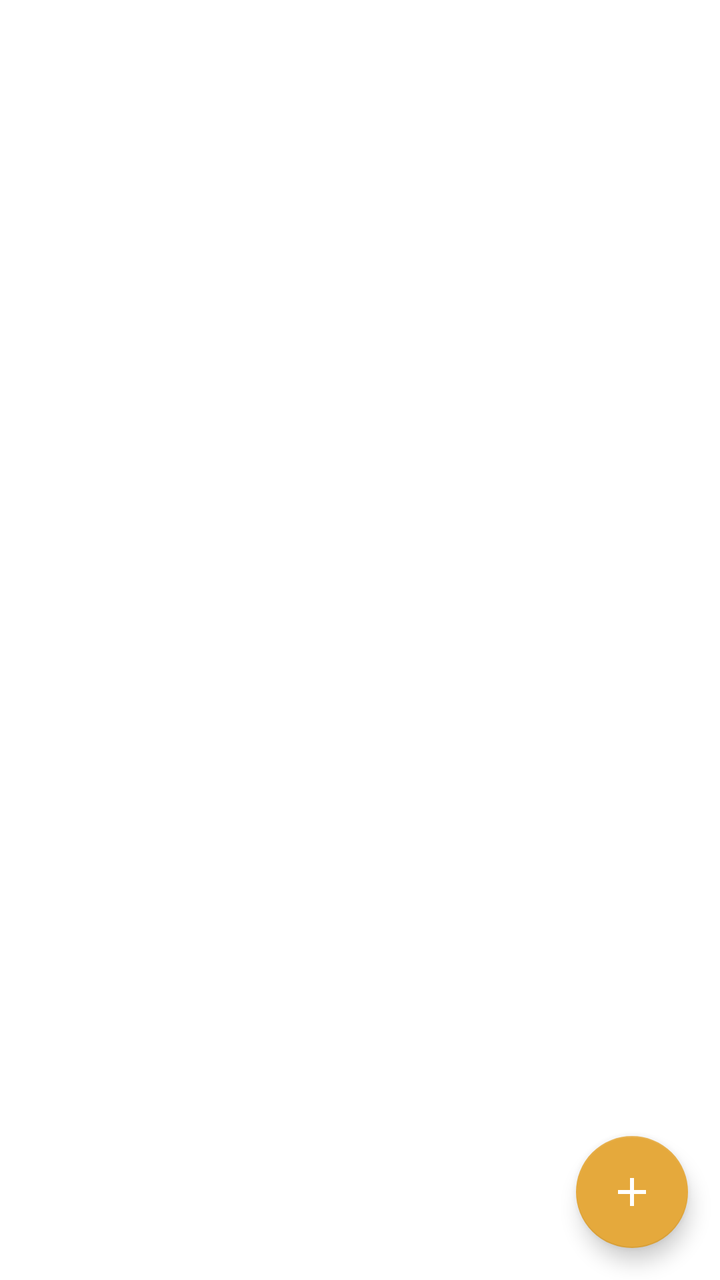
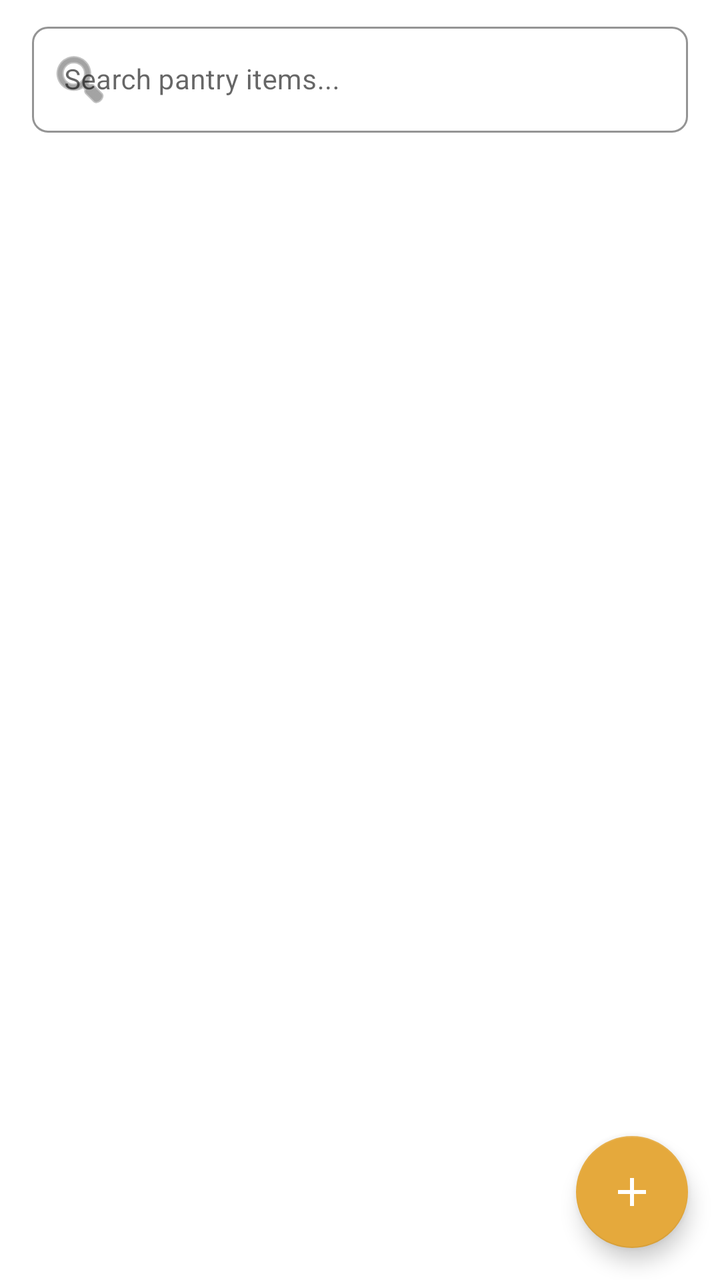

The first picture is an Android layout as it rendered before a commit; the second is the same layout after the commit. The layout source and the unified diff follow.
<!-- AndroidManifest.xml: application theme Theme.SmartPantryManager -->
<!-- res/layout/frag_stock_vw.xml -->
<?xml version="1.0" encoding="utf-8"?>
<androidx.constraintlayout.widget.ConstraintLayout xmlns:android="http://schemas.android.com/apk/res/android"
    xmlns:app="http://schemas.android.com/apk/res-auto"
    xmlns:tools="http://schemas.android.com/tools"
    android:layout_width="match_parent"
    android:layout_height="match_parent">

    <androidx.recyclerview.widget.RecyclerView
        android:id="@+id/rec_stock_lst"
        android:layout_width="match_parent"
        android:layout_height="match_parent"
        tools:listitem="@layout/cell_stock_item" />

    <LinearLayout
        android:id="@+id/lay_empty_notice"
        android:layout_width="0dp"
        android:layout_height="wrap_content"
        android:layout_marginHorizontal="32dp"
        android:gravity="center"
        android:orientation="vertical"
        android:visibility="gone"
        app:layout_constraintBottom_toBottomOf="parent"
        app:layout_constraintEnd_toEndOf="parent"
        app:layout_constraintStart_toStartOf="parent"
        app:layout_constraintTop_toTopOf="parent">

        <ImageView
            android:layout_width="150dp"
            android:layout_height="150dp"
            android:layout_marginBottom="12dp"
            android:contentDescription="@string/empty_pantry"
            android:src="@drawable/img_empty_pantry" />

        <TextView
            android:id="@+id/txt_empty_notice"
            android:layout_width="wrap_content"
            android:layout_height="wrap_content"
            android:gravity="center"
            android:lineSpacingExtra="4dp"
            android:text="@string/empty_pantry"
            android:textColor="?android:attr/textColorSecondary"
            android:textSize="14sp" />
    </LinearLayout>

    <com.google.android.material.floatingactionbutton.FloatingActionButton
        android:id="@+id/fab_add_stock"
        android:layout_width="wrap_content"
        android:layout_height="wrap_content"
        android:layout_margin="16dp"
        android:contentDescription="@string/add_ingredient"
        app:srcCompat="@drawable/ic_plus_add"
        app:tint="@android:color/white"
        app:layout_constraintBottom_toBottomOf="parent"
        app:layout_constraintEnd_toEndOf="parent" />

</androidx.constraintlayout.widget.ConstraintLayout>
<!-- res/layout/cell_stock_item.xml (included above) -->
<?xml version="1.0" encoding="utf-8"?>
<androidx.cardview.widget.CardView xmlns:android="http://schemas.android.com/apk/res/android"
    xmlns:app="http://schemas.android.com/apk/res-auto"
    android:layout_width="match_parent"
    android:layout_height="wrap_content"
    android:layout_marginHorizontal="8dp"
    android:layout_marginVertical="4dp"
    app:cardCornerRadius="8dp"
    app:cardElevation="2dp">

    <androidx.constraintlayout.widget.ConstraintLayout
        android:layout_width="match_parent"
        android:layout_height="wrap_content"
        android:padding="12dp">

        <TextView
            android:id="@+id/txt_itm_nm"
            android:layout_width="0dp"
            android:layout_height="wrap_content"
            android:textSize="18sp"
            android:textStyle="bold"
            app:layout_constraintStart_toStartOf="parent"
            app:layout_constraintTop_toTopOf="parent"
            app:layout_constraintEnd_toStartOf="@+id/txt_exp_warn"
            android:layout_marginEnd="8dp" />

        <TextView
            android:id="@+id/txt_qty_val"
            android:layout_width="wrap_content"
            android:layout_height="wrap_content"
            android:textSize="14sp"
            android:textColor="?android:attr/textColorSecondary"
            app:layout_constraintStart_toStartOf="parent"
            app:layout_constraintTop_toBottomOf="@+id/txt_itm_nm" />

        <TextView
            android:id="@+id/txt_exp_warn"
            android:layout_width="wrap_content"
            android:layout_height="wrap_content"
            android:textSize="12sp"
            android:textStyle="italic"
            app:layout_constraintEnd_toStartOf="@+id/btn_trash_del"
            app:layout_constraintTop_toTopOf="parent"
            app:layout_constraintBottom_toBottomOf="parent"
            android:layout_marginEnd="16dp" />

        <ImageView
            android:id="@+id/btn_trash_del"
            android:layout_width="24dp"
            android:layout_height="24dp"
            android:src="@drawable/ic_trash_bin"
            android:background="?attr/selectableItemBackgroundBorderless"
            android:clickable="true"
            android:focusable="true"
            android:contentDescription="@string/delete"
            app:layout_constraintEnd_toEndOf="parent"
            app:layout_constraintTop_toTopOf="parent"
            app:layout_constraintBottom_toBottomOf="parent" />

    </androidx.constraintlayout.widget.ConstraintLayout>
</androidx.cardview.widget.CardView>
<!-- resources referenced by this layout -->
<resources>
  <!-- drawable ic_plus_add (drawable) -->
  <vector xmlns:android="http://schemas.android.com/apk/res/android"
      android:width="24dp"
      android:height="24dp"
      android:viewportWidth="24"
      android:viewportHeight="24">
      <path
          android:fillColor="#FFFFFFFF"
          android:pathData="M19,13h-6v6h-2v-6H5v-2h6V5h2v6h6v2z"/>
  </vector>
  <!-- drawable ic_trash_bin (drawable) -->
  <vector xmlns:android="http://schemas.android.com/apk/res/android"
      android:width="24dp"
      android:height="24dp"
      android:viewportWidth="24"
      android:viewportHeight="24"
      android:tint="?attr/colorControlNormal">
      <path
          android:fillColor="@android:color/white"
          android:pathData="M6,19c0,1.1 0.9,2 2,2h8c1.1,0 2,-0.9 2,-2V7H6v12zM19,4h-3.5l-1,-1h-5l-1,1H5v2h14V4z"/>
  </vector>
  <!-- drawable img_empty_pantry: png bitmap (drawable, 567796 bytes) -->
  <string name="add_ingredient">Add Ingredient</string>
  <string name="delete">Delete</string>
  <string name="empty_pantry">Your Pantry is Empty!
          \n\nAdd your leftover ingredients to find out what you can cook right now.
          \n\nNote: No need to log these four staples (salt, sugar, black pepper, or water), we already assume you have these on hand!</string>
  <style name="Theme.SmartPantryManager" parent="Theme.MaterialComponents.DayNight.NoActionBar">
          
          <item name="colorPrimary">@color/primary</item>
          <item name="colorPrimaryVariant">@color/primary_dark</item>
          <item name="colorOnPrimary">@color/white</item>
          
          <item name="colorSecondary">@color/accent</item>
          <item name="colorSecondaryVariant">@color/accent</item>
          <item name="colorOnSecondary">@color/black</item>
          
          <item name="android:statusBarColor">?attr/colorPrimaryVariant</item>
      </style>
  <color name="primary">#1A2F4C</color>
  <color name="primary_dark">#0F1D30</color>
  <color name="white">#FFFFFF</color>
  <color name="accent">#E5A93C</color>
  <color name="black">#000000</color>
</resources>

<!-- the commit's change to res/layout/frag_stock_vw.xml (unified diff, before → after) -->
@@ -5,10 +5,42 @@
     android:layout_width="match_parent"
     android:layout_height="match_parent">
 
+    <com.google.android.material.textfield.TextInputLayout
+        android:id="@+id/lay_search_box"
+        style="@style/Widget.MaterialComponents.TextInputLayout.OutlinedBox"
+        android:layout_width="match_parent"
+        android:layout_height="wrap_content"
+        android:layout_marginHorizontal="16dp"
+        android:layout_marginTop="8dp"
+        android:layout_marginBottom="4dp"
+        app:boxCornerRadiusBottomEnd="8dp"
+        app:boxCornerRadiusBottomStart="8dp"
+        app:boxCornerRadiusTopEnd="8dp"
+        app:boxCornerRadiusTopStart="8dp"
+        app:boxStrokeColor="@color/heading_blue"
+        app:hintTextColor="@color/heading_blue"
+        android:hint="@string/search_pantry_hint"
+        app:startIconDrawable="@android:drawable/ic_menu_search"
+        app:layout_constraintTop_toTopOf="parent"
+        app:layout_constraintStart_toStartOf="parent"
+        app:layout_constraintEnd_toEndOf="parent">
+
+        <com.google.android.material.textfield.TextInputEditText
+            android:id="@+id/edt_search_stock"
+            android:layout_width="match_parent"
+            android:layout_height="wrap_content"
+            android:inputType="text"
+            android:maxLines="1"
+            android:textSize="14sp" />
+    </com.google.android.material.textfield.TextInputLayout>
+
     <androidx.recyclerview.widget.RecyclerView
         android:id="@+id/rec_stock_lst"
         android:layout_width="match_parent"
-        android:layout_height="match_parent"
+        android:layout_height="0dp"
+        android:layout_marginTop="4dp"
+        app:layout_constraintTop_toBottomOf="@id/lay_search_box"
+        app:layout_constraintBottom_toBottomOf="parent"
         tools:listitem="@layout/cell_stock_item" />
 
     <LinearLayout
@@ -22,7 +54,7 @@
         app:layout_constraintBottom_toBottomOf="parent"
         app:layout_constraintEnd_toEndOf="parent"
         app:layout_constraintStart_toStartOf="parent"
-        app:layout_constraintTop_toTopOf="parent">
+        app:layout_constraintTop_toBottomOf="@id/lay_search_box">
 
         <ImageView
             android:layout_width="150dp"
<!-- resource entries referenced after the edit -->
@@ -1,5 +1,6 @@
 <!-- resources referenced by this layout -->
 <resources>
+  <color name="heading_blue">#1A2F4C</color>
   <!-- drawable ic_plus_add (drawable) -->
   <vector xmlns:android="http://schemas.android.com/apk/res/android"
       android:width="24dp"
@@ -27,6 +28,7 @@
   <string name="empty_pantry">Your Pantry is Empty!
           \n\nAdd your leftover ingredients to find out what you can cook right now.
           \n\nNote: No need to log these four staples (salt, sugar, black pepper, or water), we already assume you have these on hand!</string>
+  <string name="search_pantry_hint">Search pantry items...</string>
   <style name="Theme.SmartPantryManager" parent="Theme.MaterialComponents.DayNight.NoActionBar">
           
           <item name="colorPrimary">@color/primary</item>
